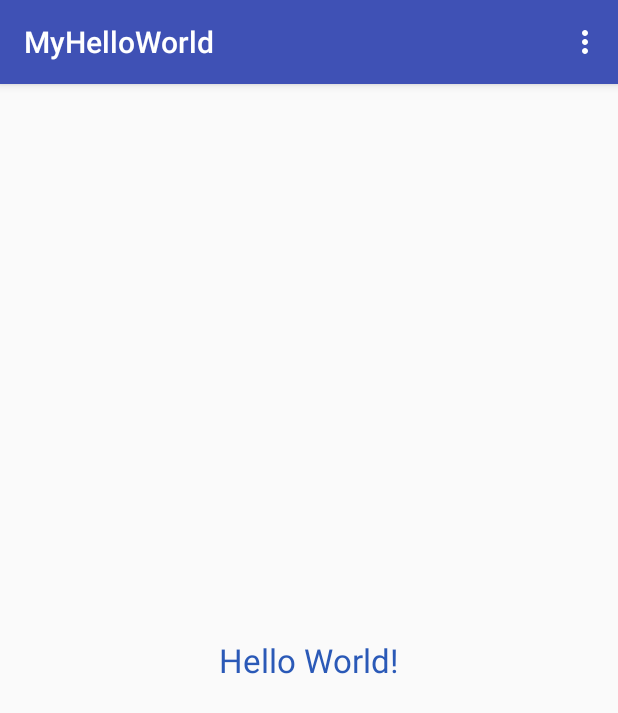
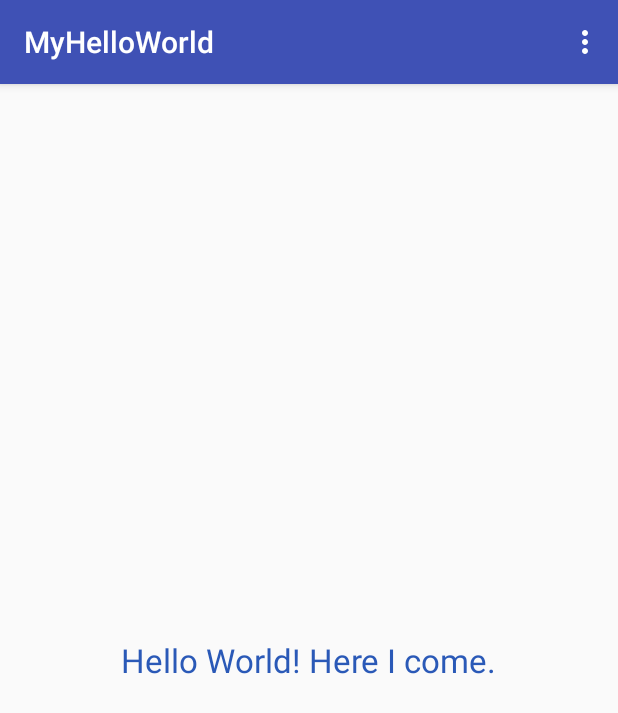
Before and after one commit to geb2013/MyHelloWorld, an Android app: the screen it shows after launch (MainActivity), on a phone screen of 412 x 824 dp. Shown: the top 713 px of the screen. Run offline under Robolectric (Android 15) with nearby library versions, the phone set to English and light mode, and no system bars.

Commit message:
Modified message to say "Hello World! Here I come."

```diff
--- a/app/src/main/res/layout/content_main.xml
+++ b/app/src/main/res/layout/content_main.xml
@@ -15,7 +15,7 @@
     <TextView
         android:layout_width="wrap_content"
         android:layout_height="wrap_content"
-        android:text="Hello World!"
+        android:text="Hello World! Here I come."
         android:textColor="#2a59b7"
         android:textSize="@dimen/abc_text_size_large_material"
         android:layout_centerVertical="true"
```
